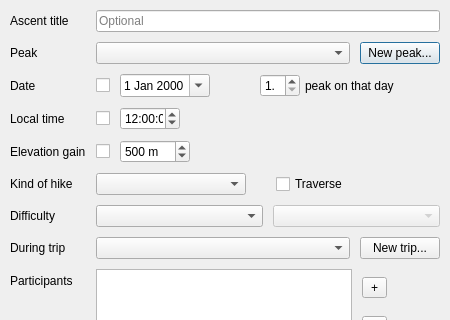
Before: the Qt Designer form src/ui/ascent_dialog.ui in svetter/pal, drawn with Qt 5; both pictures show x 0 to 450 and y 0 to 320 of the 450 by 725 pixel window.
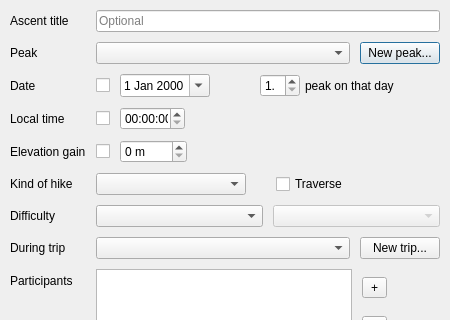
After: the same form once the commit is applied.

Diff of the .ui file:
```diff
--- a/src/ui/ascent_dialog.ui
+++ b/src/ui/ascent_dialog.ui
@@ -272,7 +272,7 @@
          </property>
          <property name="minimumSize">
           <size>
-           <width>60</width>
+           <width>65</width>
            <height>0</height>
           </size>
          </property>
@@ -282,19 +282,6 @@
            <height>16777215</height>
           </size>
          </property>
-         <property name="dateTime">
-          <datetime>
-           <hour>12</hour>
-           <minute>0</minute>
-           <second>0</second>
-           <year>2000</year>
-           <month>1</month>
-           <day>1</day>
-          </datetime>
-         </property>
-         <property name="timeSpec">
-          <enum>Qt::LocalTime</enum>
-         </property>
         </widget>
        </item>
        <item>
@@ -350,7 +337,7 @@
          </property>
          <property name="minimumSize">
           <size>
-           <width>70</width>
+           <width>65</width>
            <height>0</height>
           </size>
          </property>
@@ -358,13 +345,10 @@
           <string notr="true"> m</string>
          </property>
          <property name="minimum">
-          <number>10</number>
+          <number>0</number>
          </property>
          <property name="maximum">
-          <number>8000</number>
-         </property>
-         <property name="value">
-          <number>500</number>
+          <number>9000</number>
          </property>
         </widget>
        </item>
```
Left out of the diff: 3 changed lines with no effect on the pictures.
